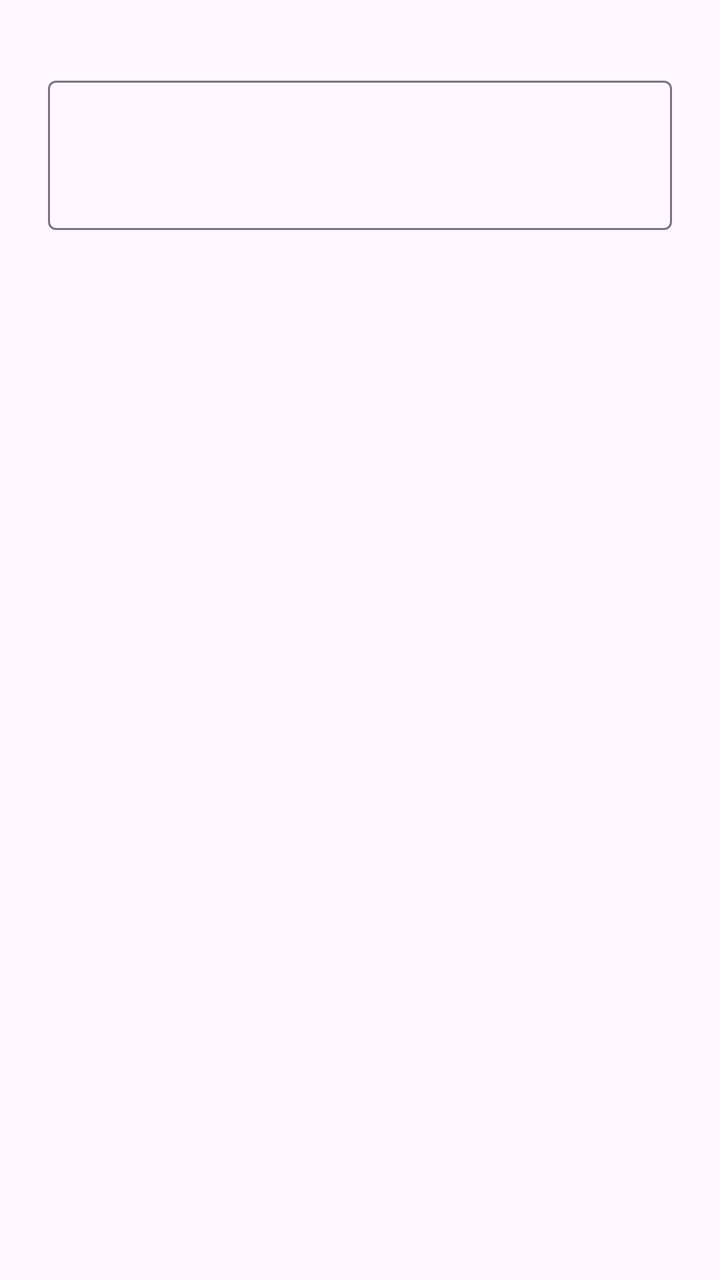
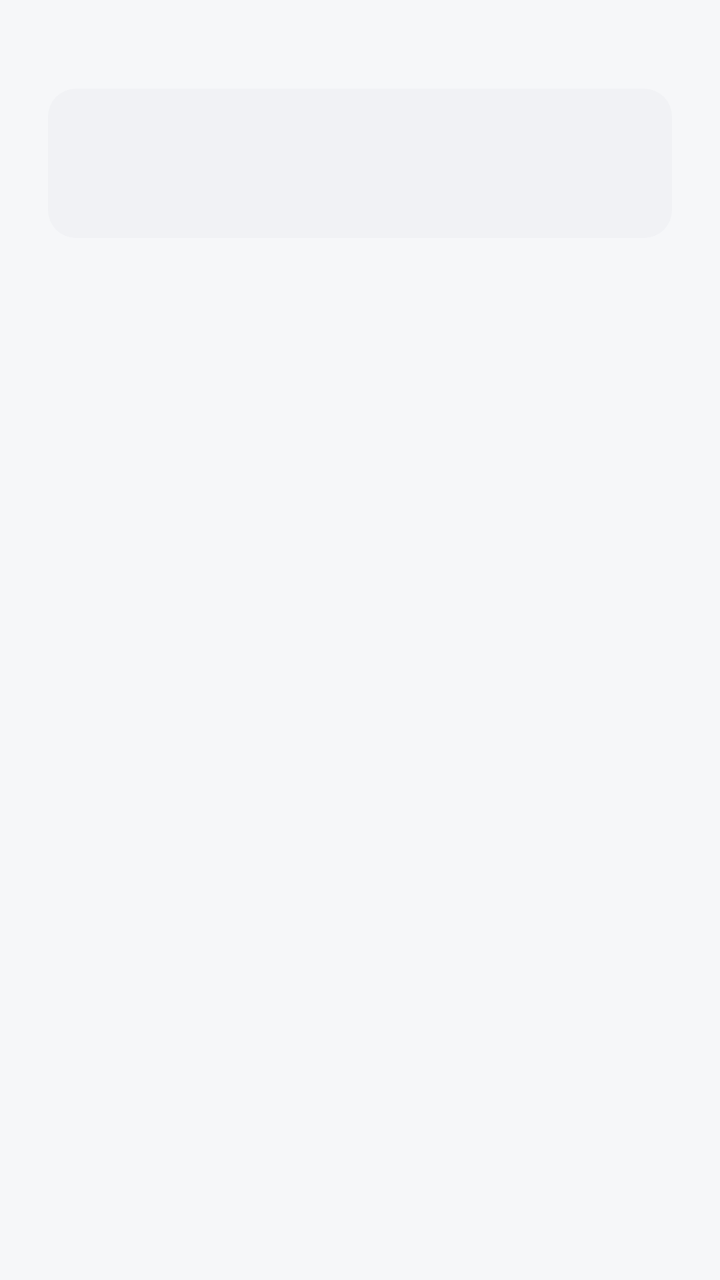

Two renders of the same Android screen: before a commit and after it. Below are the layout's source before the change and the commit's diff.
<!-- AndroidManifest.xml: application theme Theme.GugugagaAdmin -->
<!-- res/layout/dialog_xac_nhan.xml -->
<?xml version="1.0" encoding="utf-8"?>
<LinearLayout xmlns:android="http://schemas.android.com/apk/res/android"
    android:layout_width="match_parent"
    android:layout_height="wrap_content"
    android:orientation="vertical"
    android:paddingStart="@dimen/khoang_lg"
    android:paddingTop="@dimen/khoang_sm"
    android:paddingEnd="@dimen/khoang_lg">

    <TextView
        android:id="@+id/tvThongDiep"
        android:layout_width="match_parent"
        android:layout_height="wrap_content"
        android:layout_marginBottom="@dimen/khoang_sm" />

    <com.google.android.material.textfield.TextInputLayout
        android:id="@+id/tilNoiDung"
        style="@style/Widget.Material3.TextInputLayout.OutlinedBox"
        android:layout_width="match_parent"
        android:layout_height="wrap_content">

        <com.google.android.material.textfield.TextInputEditText
            android:id="@+id/edtNoiDung"
            android:layout_width="match_parent"
            android:layout_height="wrap_content"
            android:inputType="textMultiLine|textCapSentences"
            android:maxLength="1000"
            android:minLines="2" />
    </com.google.android.material.textfield.TextInputLayout>
</LinearLayout>
<!-- resources referenced by this layout -->
<resources>
  <style name="Theme.GugugagaAdmin" parent="Theme.Material3.DayNight.NoActionBar">
          <item name="colorPrimary">@color/xanh_ocop</item>
          <item name="colorPrimaryContainer">@color/xanh_ocop_nhat</item>
      </style>
  <color name="xanh_ocop">#1B6B3A</color>
  <color name="xanh_ocop_nhat">#A7F0B8</color>
  <!-- unchanged entries left out for length: 2 -->
</resources>

<!-- the commit's change to res/layout/dialog_xac_nhan.xml (unified diff, before → after) -->
@@ -11,11 +11,12 @@
         android:id="@+id/tvThongDiep"
         android:layout_width="match_parent"
         android:layout_height="wrap_content"
-        android:layout_marginBottom="@dimen/khoang_sm" />
+        android:layout_marginBottom="@dimen/khoang_sm_md"
+        android:textColor="@color/chu_chinh" />
 
     <com.google.android.material.textfield.TextInputLayout
         android:id="@+id/tilNoiDung"
-        style="@style/Widget.Material3.TextInputLayout.OutlinedBox"
+        style="@style/ONhapOcop"
         android:layout_width="match_parent"
         android:layout_height="wrap_content">
 
<!-- resource entries referenced after the edit -->
@@ -1,11 +1,132 @@
 <!-- resources referenced by this layout -->
 <resources>
+  <color name="chu_chinh">#111827</color>
+  <dimen name="khoang_sm_md">12dp</dimen>
+  <style name="ONhapOcop" parent="Widget.Material3.TextInputLayout.OutlinedBox">
+          <item name="boxCornerRadiusTopStart">@dimen/bo_goc_md</item>
+          <item name="boxCornerRadiusTopEnd">@dimen/bo_goc_md</item>
+          <item name="boxCornerRadiusBottomStart">@dimen/bo_goc_md</item>
+          <item name="boxCornerRadiusBottomEnd">@dimen/bo_goc_md</item>
+          <item name="boxBackgroundColor">@color/nen_nhap</item>
+          <item name="boxStrokeWidth">0dp</item>
+          <item name="boxStrokeWidthFocused">1.5dp</item>
+          <item name="boxStrokeColor">@color/xanh_ocop</item>
+      </style>
   <style name="Theme.GugugagaAdmin" parent="Theme.Material3.DayNight.NoActionBar">
           <item name="colorPrimary">@color/xanh_ocop</item>
+          <item name="colorOnPrimary">@color/nen_icon</item>
           <item name="colorPrimaryContainer">@color/xanh_ocop_nhat</item>
+          <item name="colorOnPrimaryContainer">@color/xanh_ocop_tren_nhat</item>
+  
+          <item name="colorSecondary">@color/xanh_phu</item>
+          <item name="colorSecondaryContainer">@color/xanh_phu_nhat</item>
+          <item name="colorOnSecondaryContainer">@color/xanh_phu_tren_nhat</item>
+  
+          <item name="colorTertiary">@color/vang_ocop</item>
+          <item name="colorTertiaryContainer">@color/vang_ocop_nhat</item>
+          <item name="colorOnTertiaryContainer">@color/vang_ocop_tren_nhat</item>
+  
+          <item name="android:colorBackground">@color/nen_man_hinh</item>
+          <item name="colorSurface">@color/nen_man_hinh</item>
+          <item name="colorSurfaceContainerLowest">@color/nen_the</item>
+          <item name="colorSurfaceContainerLow">@color/nen_nhap</item>
+          <item name="colorSurfaceContainer">@color/nen_nhap_dam</item>
+          <item name="colorOnSurface">@color/chu_chinh</item>
+          <item name="colorOnSurfaceVariant">@color/chu_phu</item>
+          <item name="colorOutlineVariant">@color/vien_the</item>
+          <item name="colorError">@color/do_tu_choi</item>
+  
+          <item name="android:windowBackground">@color/nen_man_hinh</item>
+          <item name="shapeAppearanceSmallComponent">@style/HinhDangNho</item>
+          <item name="shapeAppearanceMediumComponent">@style/HinhDangVua</item>
+          <item name="shapeAppearanceLargeComponent">@style/HinhDangLon</item>
+  
+          <item name="materialButtonStyle">@style/NutChinhOcop</item>
+          <item name="materialButtonOutlinedStyle">@style/NutVienOcop</item>
+          <item name="textInputStyle">@style/ONhapOcop</item>
+          <item name="bottomNavigationStyle">@style/ThanhDieuHuongDuoiOcop</item>
+          <item name="chipStyle">@style/ChipLocOcop</item>
       </style>
-  <color name="xanh_ocop">#1B6B3A</color>
-  <color name="xanh_ocop_nhat">#A7F0B8</color>
+  <dimen name="bo_goc_md">14dp</dimen>
+  <color name="nen_nhap">#F1F2F5</color>
+  <color name="xanh_ocop">#15803D</color>
+  <color name="nen_icon">#FFFFFF</color>
+  <color name="xanh_ocop_nhat">#E7F6EC</color>
+  <color name="xanh_ocop_tren_nhat">#14532D</color>
+  <color name="xanh_phu">#374151</color>
+  <color name="xanh_phu_nhat">#F1F2F4</color>
+  <color name="xanh_phu_tren_nhat">#111827</color>
+  <color name="vang_ocop">#D97706</color>
+  <color name="vang_ocop_nhat">#FEF7E6</color>
+  <color name="vang_ocop_tren_nhat">#92400E</color>
+  <color name="nen_man_hinh">#F6F7F9</color>
+  <color name="nen_the">#FFFFFF</color>
+  <color name="nen_nhap_dam">#E5E7EB</color>
+  <color name="chu_phu">#6B7280</color>
+  <color name="vien_the">#EAECEF</color>
+  <color name="do_tu_choi">#DC2626</color>
+  <style name="HinhDangNho" parent="ShapeAppearance.Material3.SmallComponent">
+          <item name="cornerSize">@dimen/bo_goc_md</item>
+      </style>
+  <style name="HinhDangVua" parent="ShapeAppearance.Material3.MediumComponent">
+          <item name="cornerSize">@dimen/bo_goc_the</item>
+      </style>
+  <style name="HinhDangLon" parent="ShapeAppearance.Material3.LargeComponent">
+          <item name="cornerSize">@dimen/bo_goc_lon</item>
+      </style>
+  <style name="NutChinhOcop" parent="Widget.Material3.Button">
+          <item name="cornerRadius">@dimen/bo_goc_md</item>
+          <item name="android:minHeight">@dimen/nut_cao</item>
+          <item name="android:textStyle">bold</item>
+          <item name="android:elevation">0dp</item>
+          <item name="elevation">0dp</item>
+      </style>
+  <style name="NutVienOcop" parent="Widget.Material3.Button.TonalButton">
+          <item name="cornerRadius">@dimen/bo_goc_md</item>
+          <item name="backgroundTint">@color/nen_nhap</item>
+          <item name="android:textColor">@color/chu_chinh</item>
+          <item name="android:minHeight">46dp</item>
+      </style>
+  <style name="ThanhDieuHuongDuoiOcop" parent="Widget.Material3.BottomNavigationView">
+          <item name="android:background">@android:color/transparent</item>
+          <item name="android:minHeight">64dp</item>
+          <item name="itemActiveIndicatorStyle">@style/ChiBaoTabOcop</item>
+          <item name="itemIconTint">@color/mau_tab_bottom</item>
+          <item name="itemTextColor">@color/mau_tab_bottom</item>
+          <item name="itemIconSize">22dp</item>
+          <item name="itemPaddingTop">10dp</item>
+          <item name="itemPaddingBottom">10dp</item>
+          <item name="itemTextAppearanceActive">@style/ChuTabDockChon</item>
+          <item name="itemTextAppearanceInactive">@style/ChuTabDock</item>
+          <item name="labelVisibilityMode">labeled</item>
+          <item name="elevation">0dp</item>
+      </style>
+  <style name="ChipLocOcop" parent="Widget.Material3.Chip.Filter">
+          <item name="chipCornerRadius">@dimen/bo_goc_vien</item>
+          <item name="chipStrokeWidth">0dp</item>
+          <item name="chipBackgroundColor">@color/mau_nen_chip_loc</item>
+          <item name="android:textColor">@color/mau_chu_chip_loc</item>
+          <item name="checkedIconVisible">false</item>
+          <item name="chipMinTouchTargetSize">38dp</item>
+      </style>
+  <dimen name="bo_goc_the">16dp</dimen>
+  <dimen name="bo_goc_lon">22dp</dimen>
+  <dimen name="nut_cao">50dp</dimen>
+  <style name="ChiBaoTabOcop" parent="Widget.Material3.BottomNavigationView.ActiveIndicator">
+          <item name="android:color">@color/chi_bao_dock</item>
+          <item name="android:width">54dp</item>
+          <item name="android:height">30dp</item>
+      </style>
+  <style name="ChuTabDockChon" parent="TextAppearance.Material3.LabelSmall">
+          <item name="android:textSize">@dimen/chu_tab_dock</item>
+          <item name="android:textStyle">bold</item>
+      </style>
+  <style name="ChuTabDock" parent="TextAppearance.Material3.LabelSmall">
+          <item name="android:textSize">@dimen/chu_tab_dock</item>
+      </style>
+  <dimen name="bo_goc_vien">999dp</dimen>
+  <color name="chi_bao_dock">#E7F6EC</color>
+  <dimen name="chu_tab_dock">10.5sp</dimen>
   <!-- unchanged entries left out for length: 2 -->
 </resources>
 
